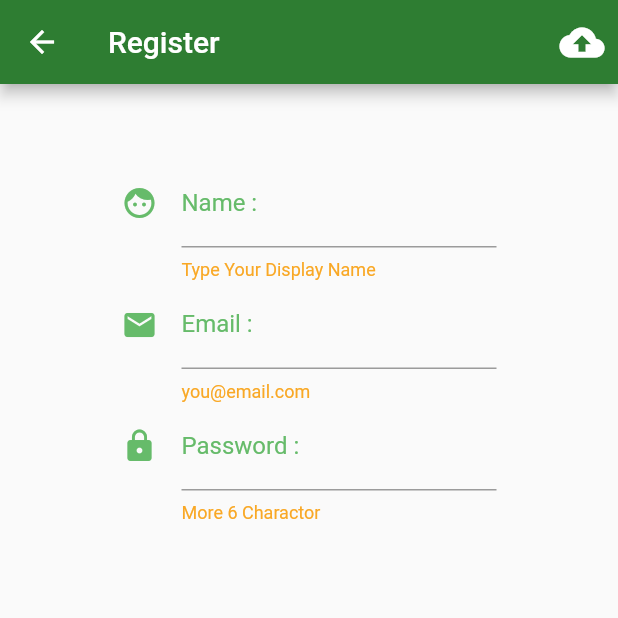
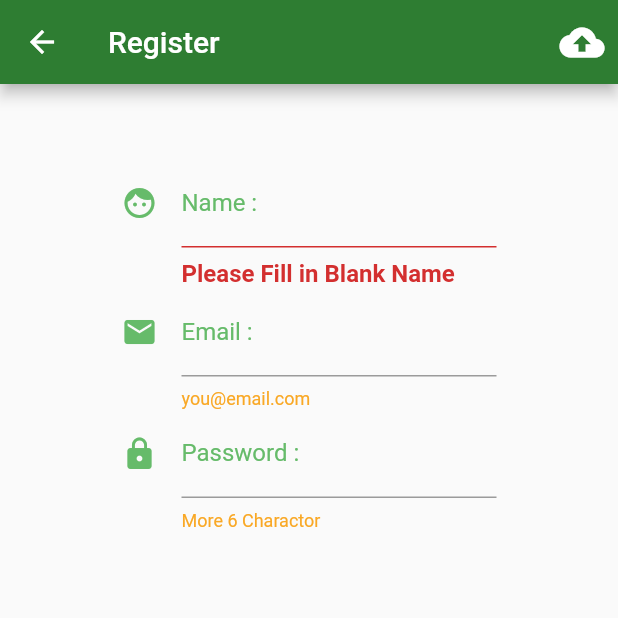
Before and after one commit to masterUNG/UngProduct, a Flutter app: the Register screen opened directly, after a tap on the "cloud upload" icon, on a phone screen of 412 x 824 dp, the top half of it. Run offline on Flutter 3.47's test engine with Material 2 defaults, Android fonts, the phone set to English and light mode, and no system bars.

Commit message:
Name Validate OK

```diff
--- a/lib/screens/register.dart
+++ b/lib/screens/register.dart
@@ -6,10 +6,17 @@ class Register extends StatefulWidget {
 }
 
 class _RegisterState extends State<Register> {
+  final formKey = GlobalKey<FormState>();
+
   Widget uploadButton() {
     return IconButton(
-      icon: Icon(Icons.cloud_upload, size: 30.0,),
-      onPressed: () {},
+      icon: Icon(
+        Icons.cloud_upload,
+        size: 30.0,
+      ),
+      onPressed: () {
+        if (formKey.currentState.validate()) {}
+      },
     );
   }
 
@@ -28,7 +35,13 @@ class _RegisterState extends State<Register> {
             helperText: 'Type Your Display Name',
             labelStyle: TextStyle(color: Colors.green[400]),
             helperStyle: TextStyle(color: Colors.yellow[800]),
+            errorStyle: TextStyle(fontSize: 16.0, fontWeight: FontWeight.bold),
           ),
+          validator: (String value) {
+            if (value.length == 0) {
+              return 'Please Fill in Blank Name';
+            }
+          },
         ),
       ),
     );
@@ -50,6 +63,7 @@ class _RegisterState extends State<Register> {
             labelStyle: TextStyle(color: Colors.green[400]),
             helperStyle: TextStyle(color: Colors.yellow[800]),
           ),
+          validator: (String value) {},
         ),
       ),
     );
@@ -85,7 +99,9 @@ class _RegisterState extends State<Register> {
         title: Text('Register'),
         actions: <Widget>[uploadButton()],
       ),
-      body: Container(
+      body: Form(
+        key: formKey,
+        child: Container(
           alignment: Alignment(0, -1),
           padding: EdgeInsets.only(top: 50.0),
           child: Container(
@@ -99,6 +115,7 @@ class _RegisterState extends State<Register> {
             ),
           ),
         ),
+      ),
     );
   }
 }
```
Lines whose indentation alone changed are shown as unchanged.
